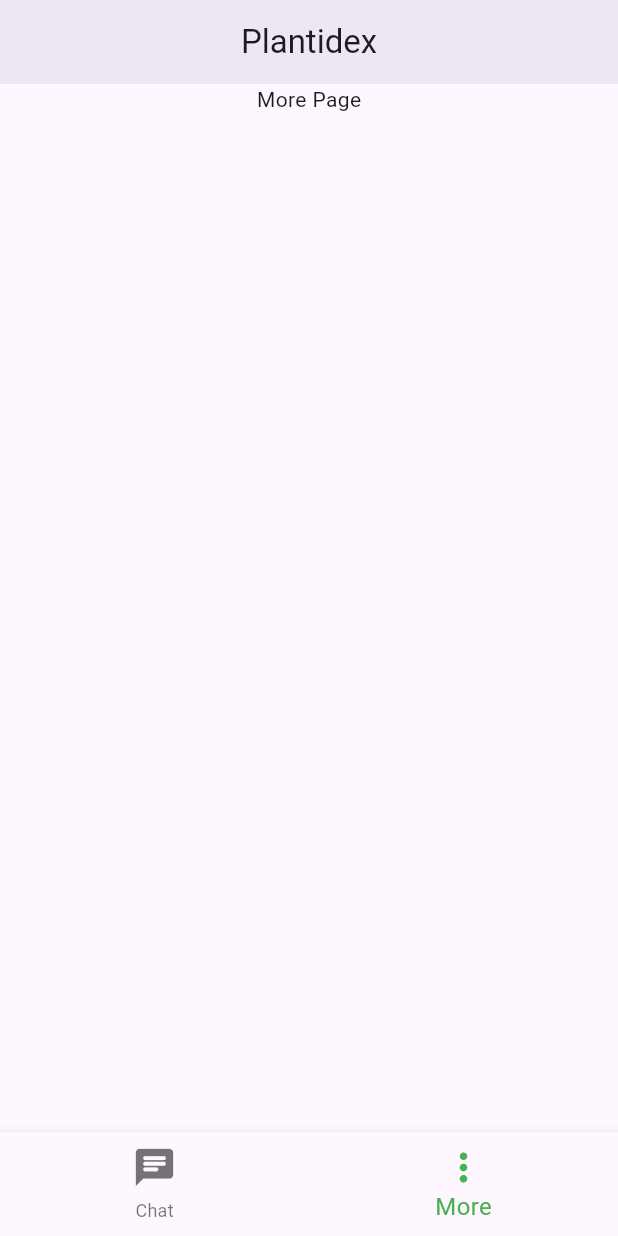
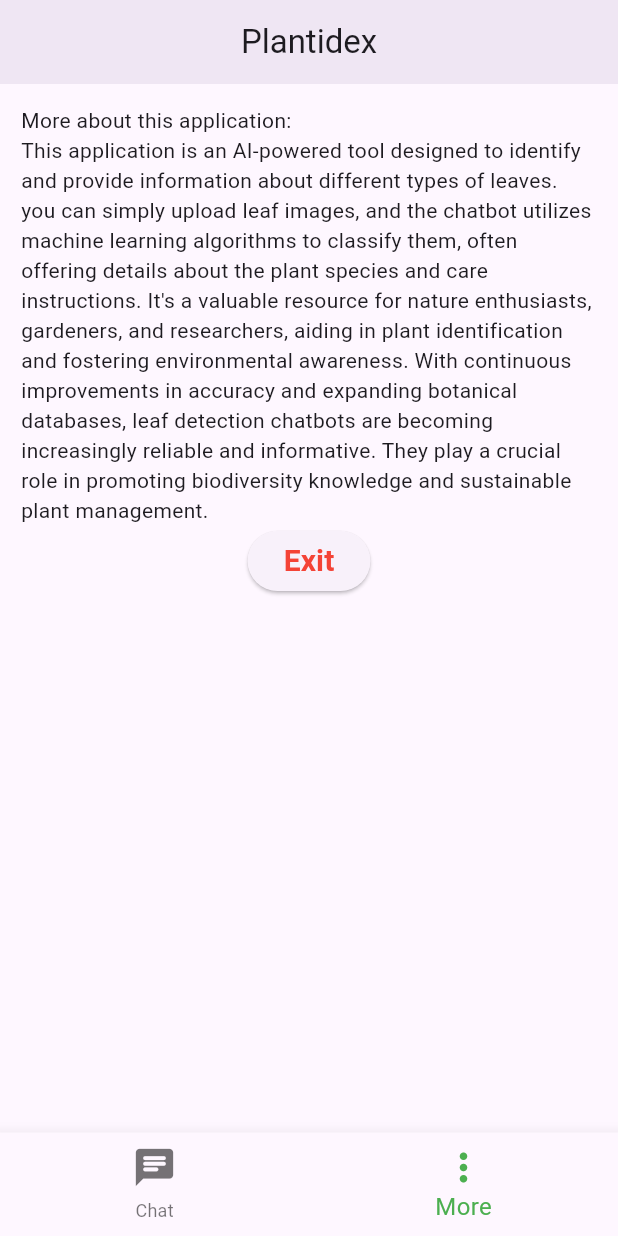
Before and after one commit to Aswinsrini/leaf-detector, a Flutter app: the screen it shows after launch, item 2 of the bottom bar chosen, on a phone screen of 412 x 824 dp. Run offline on Flutter 3.47's test engine with Material 2 defaults, Android fonts, the light colour scheme and no system bars; our stand-ins replace camera, hive_flutter, image_picker; accounts and stored records are empty.

Commit message:
updated UI

```diff
--- /dev/null
+++ b/lib/data/database.dart
@@ -0,0 +1,18 @@
+import 'package:hive_flutter/hive_flutter.dart';
+
+class ChatDataBase {
+  List chat_hist = [];
+
+  final _myBox = Hive.box("mybox");
+  void createInitialData() {
+    chat_hist = ["How can I assist you Today!!"];
+  }
+
+  void loadData() {
+    chat_hist = _myBox.get("chat_hist");
+  }
+
+  void updateDataBase() {
+    _myBox.put("chat_hist", chat_hist);
+  }
+}
--- a/lib/main.dart
+++ b/lib/main.dart
@@ -1,9 +1,12 @@
 import 'package:camera/camera.dart';
 import 'package:flutter/material.dart';
+import 'package:hive_flutter/hive_flutter.dart';
 import 'package:leaf_detector/pages/chatScreen.dart';
 
 late List<CameraDescription> cameras;
 Future<void> main() async {
+  await Hive.initFlutter();
+  var box = await Hive.openBox('mybox');
   WidgetsFlutterBinding.ensureInitialized();
   cameras = await availableCameras();
   runApp(const MyApp());
--- a/lib/pages/chatScreen.dart
+++ b/lib/pages/chatScreen.dart
@@ -1,6 +1,8 @@
 import 'dart:io';
 import "package:image_picker/image_picker.dart";
 import 'package:flutter/material.dart';
+import 'package:hive_flutter/hive_flutter.dart';
+import 'package:leaf_detector/data/database.dart';
 
 class ChatScreen extends StatefulWidget {
   @override
@@ -8,6 +10,9 @@ class ChatScreen extends StatefulWidget {
 }
 
 class _ChatScreenState extends State<ChatScreen> {
+  final _myBox = Hive.box("mybox");
+  ChatDataBase db = ChatDataBase();
+
   final TextEditingController _messageController = TextEditingController();
   List<ChatMessage> _messages = [];
   File? image; // Declare it at the class level
@@ -29,6 +34,16 @@ class _ChatScreenState extends State<ChatScreen> {
   }
 
   @override
+  void initState() {
+    if (_myBox.get('chat_hist') == null) {
+      db.createInitialData();
+    } else {
+      db.loadData();
+    }
+    super.initState();
+  }
+
+  @override
   Widget build(BuildContext context) {
 // Add this line
 
@@ -39,12 +54,28 @@ class _ChatScreenState extends State<ChatScreen> {
         centerTitle: true,
       ),
       body: isMore
-          ? const Column(
-              children: [
-                Center(
-                  child: Text('More Page'),
-                ),
-              ],
+          ? Container(
+              margin: EdgeInsets.all(14),
+              child: Column(
+                children: [
+                  const Center(
+                    child: Text(
+                        "More about this application:\nThis application is an AI-powered tool designed to identify and provide information about different types of leaves. you can simply upload leaf images, and the chatbot utilizes machine learning algorithms to classify them, often offering details about the plant species and care instructions. It's a valuable resource for nature enthusiasts, gardeners, and researchers, aiding in plant identification and fostering environmental awareness. With continuous improvements in accuracy and expanding botanical databases, leaf detection chatbots are becoming increasingly reliable and informative. They play a crucial role in promoting biodiversity knowledge and sustainable plant management."),
+                  ),
+                  ElevatedButton(
+                    onPressed: () {
+                      exit(0);
+                    },
+                    child: const Text(
+                      'Exit',
+                      style: TextStyle(
+                          fontSize: 20,
+                          fontWeight: FontWeight.bold,
+                          color: Colors.red),
+                    ),
+                  ),
+                ],
+              ),
             )
           : Column(
               children: <Widget>[
@@ -133,7 +164,7 @@ class _ChatScreenState extends State<ChatScreen> {
     );
   }
 
-  void _handleSubmittedMessage(String text, File? imageFile) {
+  void _handleSubmittedMessage(String text, File? imageFile) async {
     if (text.isEmpty && imageFile == null) {
       return;
     }
@@ -146,6 +177,7 @@ class _ChatScreenState extends State<ChatScreen> {
 
     setState(() {
       _messages.add(message);
+      saveNewTask(message);
     });
 
     _messageController.clear();
@@ -214,10 +246,17 @@ class _ChatScreenState extends State<ChatScreen> {
 
     setState(() {
       _messages.add(message);
+      saveNewTask(message);
     });
     setState(() {
       galleryFile = null;
       _imageFile = null; // Clear the selected image file
+    });
+  }
+
+  void saveNewTask(ChatMessage msg) {
+    setState(() {
+      db.chat_hist.add(msg);
     });
   }
 }
```
Also changed, not shown: pubspec.yaml (+5 -5 lines), pubspec.lock, 1 other file.
